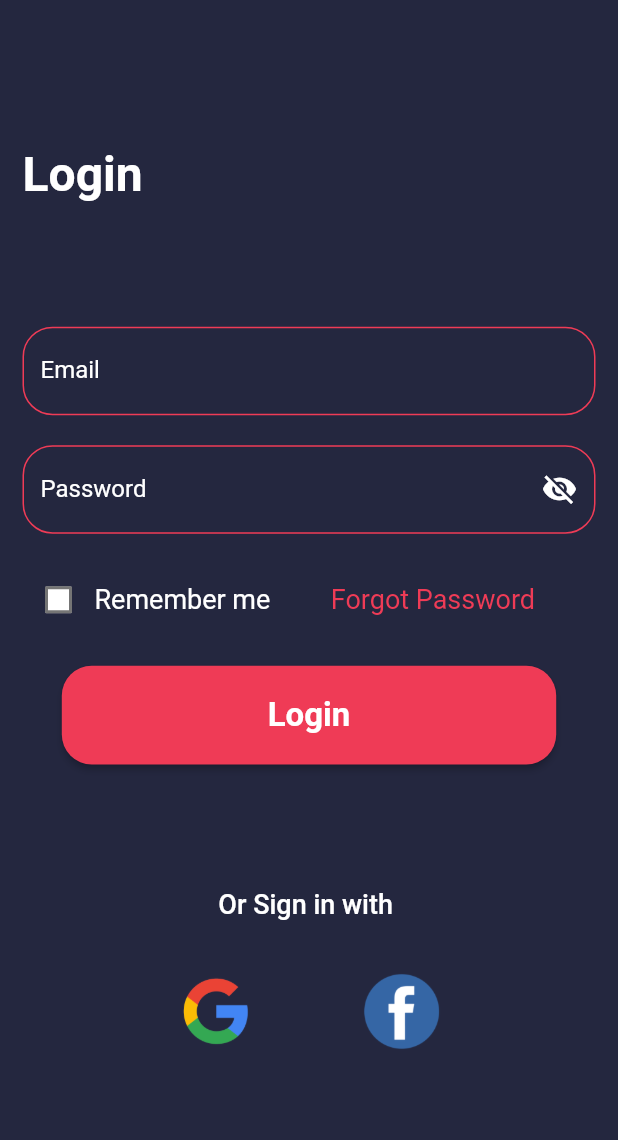
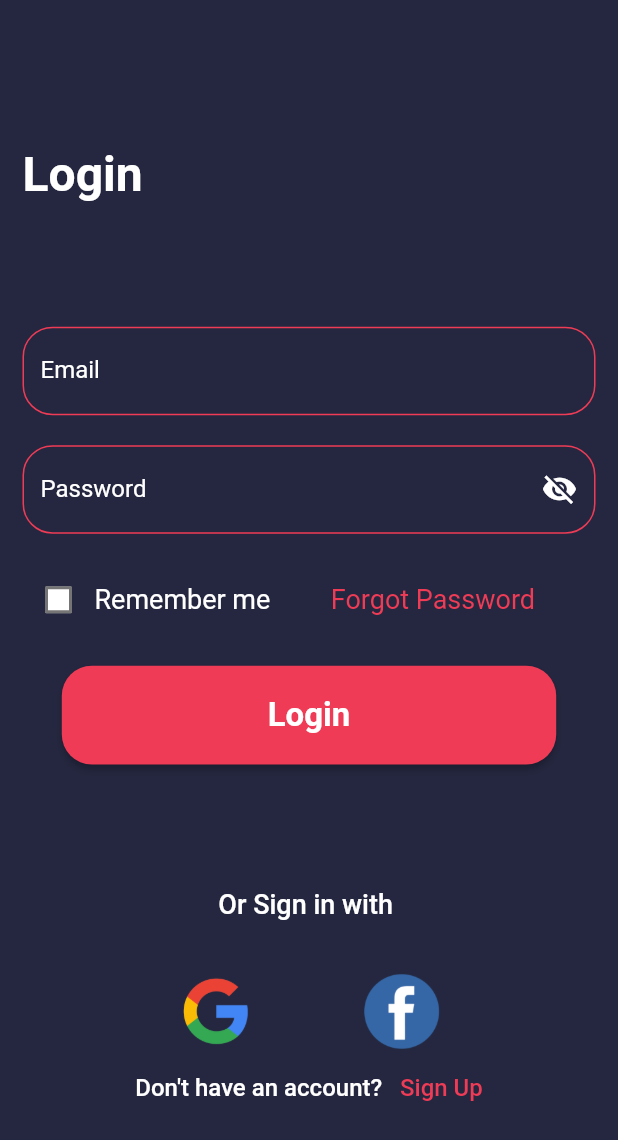
Before and after one commit to MuhammedNihalcp/social_media_app, a Flutter app: the screen it shows after launch, on a phone screen of 412 x 824 dp. Shown: the top 1140 px of the screen. Run offline on Flutter 3.47's test engine with Material 2 defaults, Android fonts, the phone set to English and light mode, and no system bars.

Commit message:
update login and sign in

```diff
--- a/lib/Screen/auth/login_screen/view/login_view.dart
+++ b/lib/Screen/auth/login_screen/view/login_view.dart
@@ -1,8 +1,10 @@
 import 'dart:developer';
 
+import 'package:flutter/gestures.dart';
 import 'package:flutter/material.dart';
 import 'package:provider/provider.dart';
 import 'package:social_media_app/Screen/auth/login_screen/controller/login_controller.dart';
+import 'package:social_media_app/Screen/auth/sign_up_screen/view/sign_up_view.dart';
 import 'package:social_media_app/core/const_color.dart';
 import 'package:social_media_app/core/const_style.dart';
 import 'package:social_media_app/util/TextFormFieldWidget/text_form_field_widget.dart';
@@ -138,19 +140,49 @@ class ScreenLogin extends StatelessWidget {
                   Row(
                     mainAxisAlignment: MainAxisAlignment.center,
                     children: [
-                      Image(
+                      InkWell(
+                        onTap: () {},
+                        child: Image(
                           width: width * 0.3,
                           height: height * 0.1,
                           image:
                               const AssetImage('assets/images/google_logo.png'),
                         ),
-                      Image(
+                      ),
+                      InkWell(
+                        onTap: () {},
+                        child: Image(
                           width: width * 0.3,
                           height: height * 0.075,
-                        image:
-                            const AssetImage('assets/images/facebook_logo.png'),
+                          image: const AssetImage(
+                              'assets/images/facebook_logo.png'),
+                        ),
                       ),
                     ],
+                  ),
+                  RichText(
+                    text: TextSpan(
+                      text: "Don't have an account?",
+                      style: const TextStyle(
+                          color: colorWhith,
+                          fontWeight: FontWeight.w500,
+                          fontSize: 16),
+                      children: <TextSpan>[
+                        TextSpan(
+                          recognizer: TapGestureRecognizer()
+                            ..onTap = () => Navigator.of(context).push(
+                                  MaterialPageRoute(
+                                    builder: (context) => ScreenSignUP(),
+                                  ),
+                                ),
+                          text: '   Sign Up',
+                          style: const TextStyle(
+                            fontWeight: FontWeight.w500,
+                            color: authbuttoncolor,
+                          ),
+                        ),
+                      ],
+                    ),
                   ),
                 ],
               ),
--- a/lib/Screen/auth/sign_up_screen/controller/sign_up_controller.dart
+++ b/lib/Screen/auth/sign_up_screen/controller/sign_up_controller.dart
@@ -63,21 +63,21 @@ class SignUPController extends ChangeNotifier {
   bool obscureText = true;
   Icon icon = const Icon(
     Icons.visibility_off,
-    color: colorBlack,
+    color: colorWhith,
   );
 
   void visibility() {
     if (obscureText == false) {
       icon = const Icon(
         Icons.visibility_off,
-        color: colorBlack,
+        color: colorWhith,
       );
       obscureText = true;
       notifyListeners();
     } else {
       icon = const Icon(
         Icons.visibility,
-        color: colorBlack,
+        color: colorWhith,
       );
       obscureText = false;
       notifyListeners();
```
Also changed, not shown: lib/Screen/auth/sign_up_screen/view/sign_up_view.dart (+13 -5 lines). Lines whose indentation alone changed are shown as unchanged.
